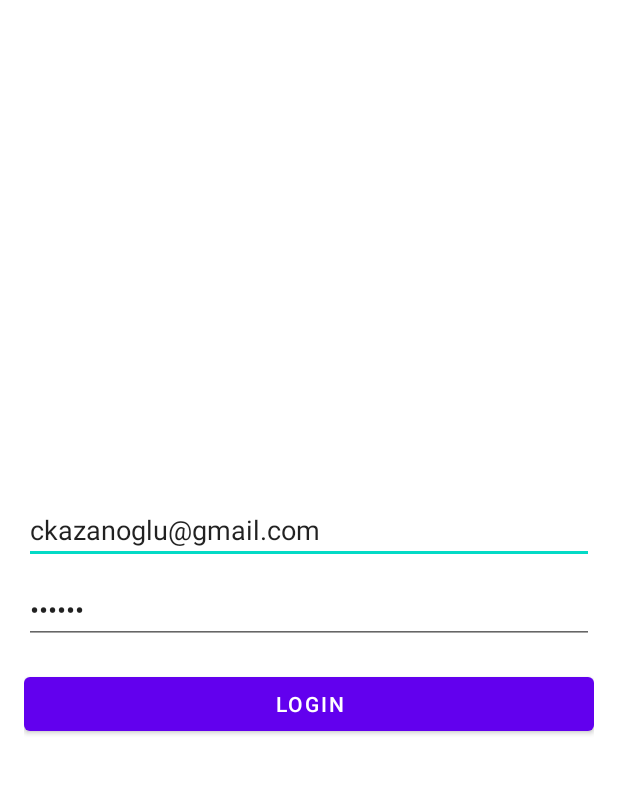
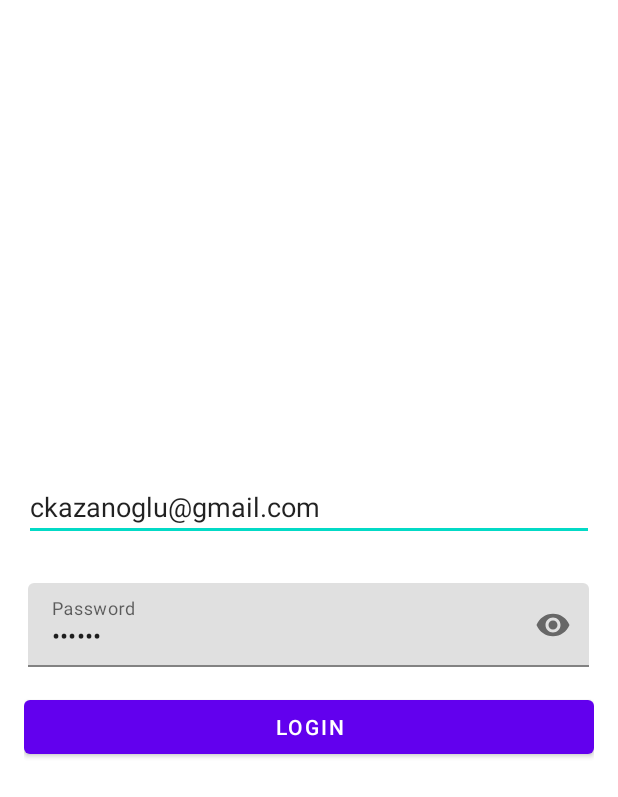
Before and after one commit to CvMrRj/NodeMCU_Prj, an Android app built with Jetpack Compose: the screen it shows after launch (LoginActivity), on a phone screen of 412 x 824 dp. Shown: the top 797 px of the screen. Run offline under Robolectric (Android 15) with nearby library versions, the light colour scheme and no system bars; our stand-ins replace Firebase (no records; nobody signed in at launch, a user with empty details on screens opened directly).

Commit message:
En son 1

```diff
--- a/app/src/main/java/com/example/esp8266control/Room.kt
+++ b/app/src/main/java/com/example/esp8266control/Room.kt
@@ -4,7 +4,8 @@ import android.os.Parcelable
 data class Room(
     val name: String,
     val ip: String,
-    var visible: Boolean
+    var visible: Boolean,
+    val timer: Int? = null // Timer alanı
 ) : Parcelable {
     constructor(parcel: Parcel) : this(
         parcel.readString() ?: "",
--- /dev/null
+++ b/app/src/main/res/drawable/ic_delete.xml
@@ -0,0 +1,5 @@
+<vector xmlns:android="http://schemas.android.com/apk/res/android" android:height="24dp" android:tint="#000000" android:viewportHeight="24" android:viewportWidth="24" android:width="24dp">
+
+    <path android:fillColor="@android:color/white" android:pathData="M6,19c0,1.1 0.9,2 2,2h8c1.1,0 2,-0.9 2,-2V7H6v12zM19,4h-3.5l-1,-1h-5l-1,1H5v2h14V4z"/>
+
+</vector>
--- a/app/src/main/res/layout/activity_login.xml
+++ b/app/src/main/res/layout/activity_login.xml
@@ -1,5 +1,6 @@
 <LinearLayout
     xmlns:android="http://schemas.android.com/apk/res/android"
+    xmlns:app="http://schemas.android.com/apk/res-auto"
     android:layout_width="match_parent"
     android:layout_height="match_parent"
     android:orientation="vertical"
@@ -14,14 +15,30 @@
         android:inputType="textEmailAddress"
         android:text="ckazanoglu@gmail.com" />
 
+
+    <com.google.android.material.textfield.TextInputLayout
+        android:id="@+id/password_layout"
+        android:layout_width="374dp"
+        android:layout_height="wrap_content"
+        android:layout_marginStart="32dp"
+        android:layout_marginTop="20dp"
+        android:layout_marginEnd="32dp"
+        app:layout_constraintEnd_toEndOf="parent"
+        app:layout_constraintStart_toStartOf="parent"
+        app:layout_constraintTop_toBottomOf="@id/etEmail"
+        app:passwordToggleEnabled="true">
+
         <EditText
             android:id="@+id/etPassword"
             android:layout_width="match_parent"
-        android:layout_height="wrap_content"
+            android:layout_height="match_parent"
             android:layout_marginTop="8dp"
             android:hint="Password"
             android:inputType="textPassword"
             android:text="123456" />
+
+    </com.google.android.material.textfield.TextInputLayout>
+
 
     <Button
         android:id="@+id/btnLogin"
```
Also changed, not shown: app/src/main/java/com/example/esp8266control/SettingsFragment.kt (+53 -10 lines), app/src/main/res/layout/dialog_add_room.xml (+7 -1 lines), 1 other file. Lines whose indentation alone changed are shown as unchanged.
